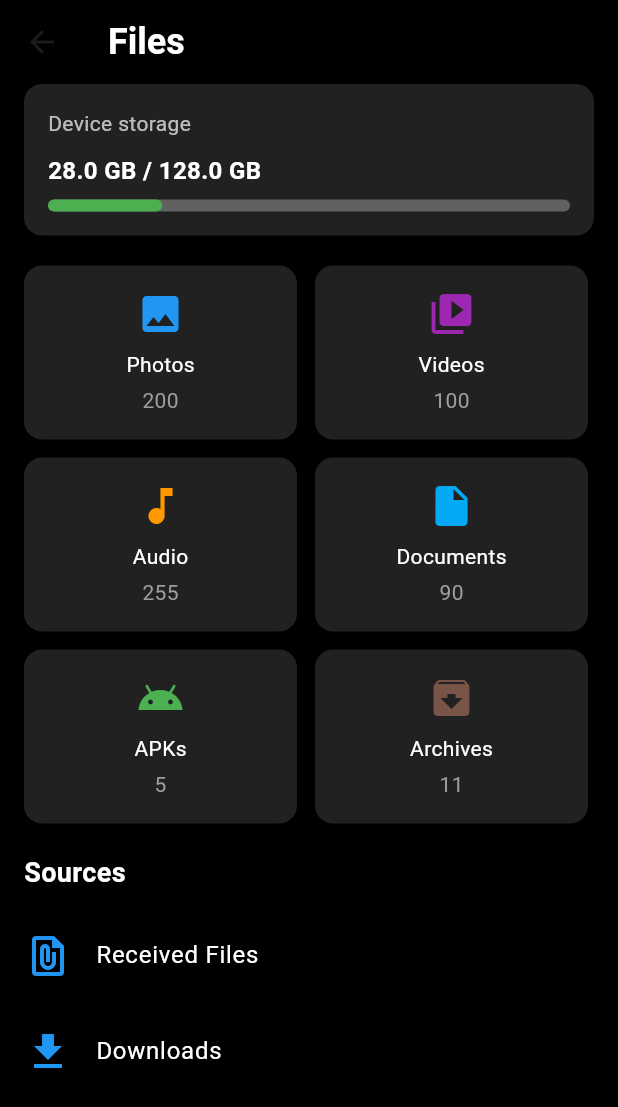
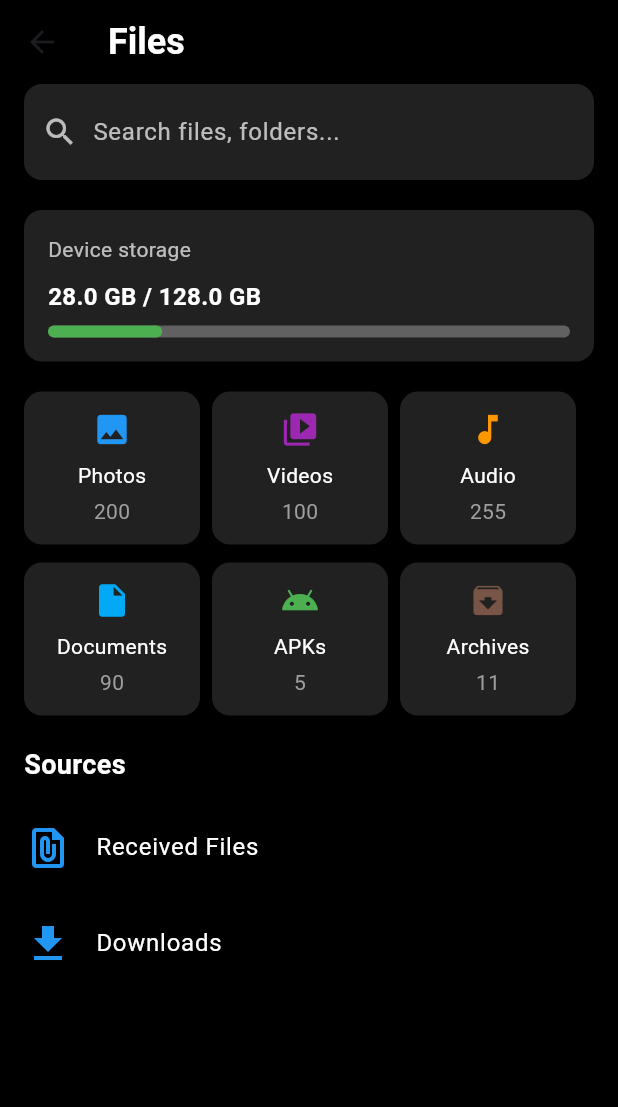
Before and after one commit to sarthakKapoor05/datavault, a Flutter app: the FileManagerPage screen opened directly, on a phone screen of 412 x 824 dp. Shown: the top 1107 px of the screen. Run offline on Flutter 3.47's test engine with Material 3 defaults, Android fonts, the phone set to English and light mode, and no system bars; our stand-ins replace curved_navigation_bar, shared_preferences; accounts and stored records are empty.

Commit message:
adding serach bar

```diff
--- a/lib/Scrrens/dashboard.dart
+++ b/lib/Scrrens/dashboard.dart
@@ -85,6 +85,38 @@ class _FileManagerPageState extends State<FileManagerPage> {
           padding: const EdgeInsets.symmetric(horizontal: 16),
           child: ListView(
             children: [
+              Container(
+                padding: const EdgeInsets.symmetric(
+                  horizontal: 12,
+                  vertical: 8,
+                ),
+                decoration: BoxDecoration(
+                  color: Colors.grey[900],
+                  borderRadius: BorderRadius.circular(12),
+                ),
+                child: Row(
+                  children: [
+                    const Icon(Icons.search, color: Colors.white70),
+                    const SizedBox(width: 10),
+                    Expanded(
+                      child: TextField(
+                        readOnly: true,
+                        style: const TextStyle(color: Colors.white),
+                        cursorColor: Colors.white70,
+                        decoration: const InputDecoration(
+                          hintText: 'Search files, folders...',
+                          hintStyle: TextStyle(color: Colors.white70),
+                          border: InputBorder.none,
+                        ),
+                        onChanged: (value) {
+                          // 🔍 You can implement real-time filtering here if needed
+                        },
+                      ),
+                    ),
+                  ],
+                ),
+              ),
+              const SizedBox(height: 20),
               GestureDetector(
                 onTap: () {
                   Navigator.push(
@@ -135,7 +167,7 @@ class _FileManagerPageState extends State<FileManagerPage> {
               ),
               const SizedBox(height: 20),
               Wrap(
-                spacing: 12,
+                spacing: 8,
                 runSpacing: 12,
                 children:
                     categories
@@ -170,15 +202,15 @@ class _FileManagerPageState extends State<FileManagerPage> {
     Map<String, dynamic> category,
   ) {
     return Container(
-      width: (MediaQuery.of(context).size.width / 2) - 24,
-      padding: const EdgeInsets.all(16),
+      width: (MediaQuery.of(context).size.width / 3) - 20,
+      padding: const EdgeInsets.all(12),
       decoration: BoxDecoration(
         color: Colors.grey[900],
         borderRadius: BorderRadius.circular(12),
       ),
       child: Column(
         children: [
-          Icon(category['icon'], color: category['color'], size: 32),
+          Icon(category['icon'], color: category['color'], size: 26),
           const SizedBox(height: 8),
           Text(category['title'], style: const TextStyle(color: Colors.white)),
           const SizedBox(height: 4),
```
